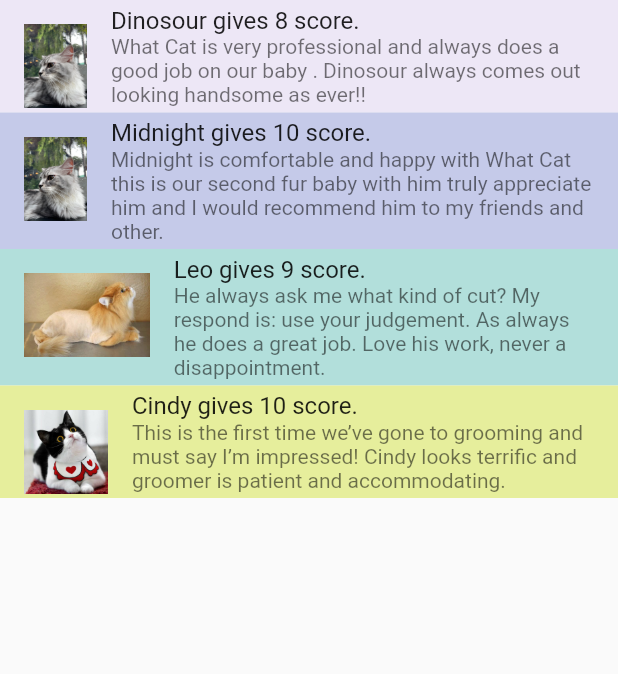
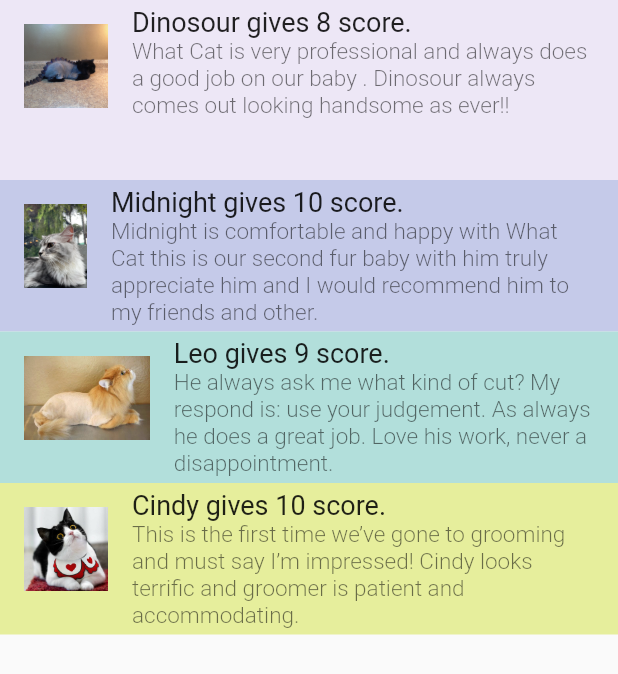
Before and after one commit to is381-1-2021/sawanya, a Flutter app: the ReviewReview screen opened directly, on a phone screen of 412 x 824 dp. Shown: the top 674 px of the screen. Run offline on Flutter 3.47's test engine with Material 2 defaults, Android fonts, the phone set to English and light mode, and no system bars; project files that could hold a hidden picture were left out.

Commit message:
Midterm on Friday

```diff
--- a/midterm_app/lib/pages/about_us.dart
+++ b/midterm_app/lib/pages/about_us.dart
@@ -1,5 +1,4 @@
 import 'package:flutter/material.dart';
-
 import 'form_page.dart';
 
 class AboutUs extends StatelessWidget {
--- a/midterm_app/lib/pages/form_page.dart
+++ b/midterm_app/lib/pages/form_page.dart
@@ -1,5 +1,5 @@
 import 'package:flutter/material.dart';
-import 'package:midterm_app/models/grooming_form.dart';
+import 'package:midterm_app/models/form_model.dart';
 import 'package:provider/provider.dart';
 
 import 'return_form.dart';
@@ -94,8 +94,6 @@ class _GroomingFormState extends State<GroomingForm> {
               } catch (e) {
                 return 'Please enter number only';
               }
-              var a = null;
-              var b = '';
             },
             onSaved: (value) {
               _age = int.parse(value!);
--- a/midterm_app/lib/pages/home_screen.dart
+++ b/midterm_app/lib/pages/home_screen.dart
@@ -1,5 +1,4 @@
 import 'package:flutter/material.dart';
-import 'package:midterm_app/pages/menu.dart';
 
 import 'about_us.dart';
 import 'review.dart';
--- a/midterm_app/lib/pages/review.dart
+++ b/midterm_app/lib/pages/review.dart
@@ -8,15 +8,26 @@ class ReviewReview extends StatelessWidget {
         child: ListView(
           children: <Widget>[
             Container(
+              height: 120,
               color: Color(0xFFEDE7F6),
               child: ListTile(
                 onLongPress: () {},
                 leading: Image(
-                  image: AssetImage('assets/images/review_midnight.jpg'),
+                  image: AssetImage('assets/images/review_dinosour.jpeg'),
                 ),
-                title: Text('Dinosour gives 8 score.'),
+                title: Text(
+                  'Dinosour gives 8 score.',
+                  style: TextStyle(
+                    fontSize: 18,
+                    fontWeight: FontWeight.w400,
+                  ),
+                ),
                 subtitle: Text(
-                    'What Cat is very professional and always does a good job on our baby . Dinosour always comes out looking handsome as ever!! '),
+                    'What Cat is very professional and always does a good job on our baby . Dinosour always comes out looking handsome as ever!! ',
+                    style: TextStyle(
+                      fontSize: 15,
+                      fontWeight: FontWeight.w300,
+                    )),
               ),
             ),
             Container(
@@ -26,9 +37,20 @@ class ReviewReview extends StatelessWidget {
                 leading: Image(
                   image: AssetImage('assets/images/review_midnight.jpg'),
                 ),
-                title: Text('Midnight gives 10 score.'),
+                title: Text(
+                  'Midnight gives 10 score.',
+                  style: TextStyle(
+                    fontSize: 18,
+                    fontWeight: FontWeight.w400,
+                  ),
+                ),
                 subtitle: Text(
-                    'Midnight is comfortable and happy with What Cat this is our second fur baby with him truly appreciate him and I would recommend him to my friends and other. '),
+                  'Midnight is comfortable and happy with What Cat this is our second fur baby with him truly appreciate him and I would recommend him to my friends and other. ',
+                  style: TextStyle(
+                    fontSize: 15,
+                    fontWeight: FontWeight.w300,
+                  ),
+                ),
               ),
             ),
             Container(
@@ -38,9 +60,19 @@ class ReviewReview extends StatelessWidget {
                 leading: Image(
                   image: AssetImage('assets/images/review_leo.jpeg'),
                 ),
-                title: Text('Leo gives 9 score.'),
+                title: Text(
+                  'Leo gives 9 score.',
+                  style: TextStyle(
+                    fontSize: 18,
+                    fontWeight: FontWeight.w400,
+                  ),
+                ),
                 subtitle: Text(
-                    'He always ask me what kind of cut? My respond is: use your judgement. As always he does a great job. Love his work, never a disappointment.'),
+                    'He always ask me what kind of cut? My respond is: use your judgement. As always he does a great job. Love his work, never a disappointment.',
+                    style: TextStyle(
+                      fontSize: 15,
+                      fontWeight: FontWeight.w300,
+                    )),
               ),
             ),
             Container(
@@ -50,9 +82,20 @@ class ReviewReview extends StatelessWidget {
                 leading: Image(
                   image: AssetImage('assets/images/review_cindy.jpeg'),
                 ),
-                title: Text('Cindy gives 10 score.'),
+                title: Text(
+                  'Cindy gives 10 score.',
+                  style: TextStyle(
+                    fontSize: 18,
+                    fontWeight: FontWeight.w400,
+                  ),
+                ),
                 subtitle: Text(
-                    'This is the first time we’ve gone to grooming and must say I’m impressed! Cindy looks terrific and groomer is patient and accommodating.'),
+                  'This is the first time we’ve gone to grooming and must say I’m impressed! Cindy looks terrific and groomer is patient and accommodating.',
+                  style: TextStyle(
+                    fontSize: 15,
+                    fontWeight: FontWeight.w300,
+                  ),
+                ),
               ),
             ),
           ],
```
Also changed, not shown: midterm_app/lib/pages/return_form.dart (+18 -24 lines), midterm_app/lib/models/form_model.dart (renamed from midterm_app/lib/models/grooming_form.dart).
